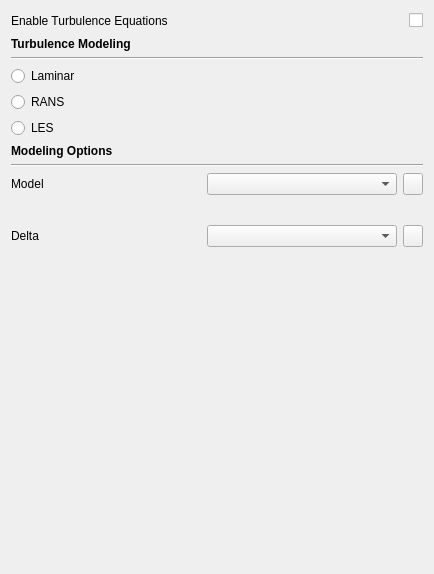
Above: GUIDialog/GUICalculateDialog/TurbulenceWidget.ui from eeaapp6/AppFlow-Agent before the change. Below: the same form after it.
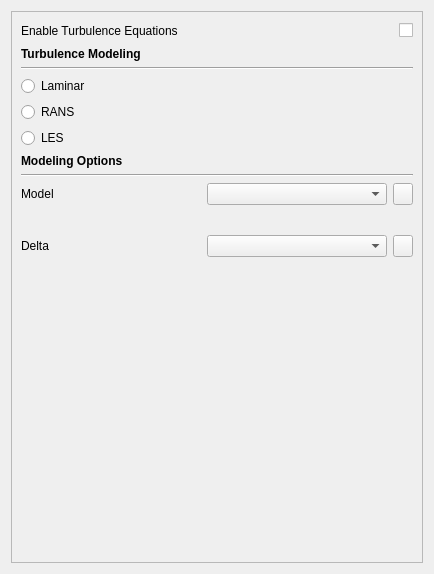
That is the form after the change.

Commit message: 湍流界面修改

```diff
--- a/GUIDialog/GUICalculateDialog/TurbulenceWidget.ui
+++ b/GUIDialog/GUICalculateDialog/TurbulenceWidget.ui
@@ -14,6 +14,21 @@
    <string>Form</string>
   </property>
   <layout class="QGridLayout" name="gridLayout_6">
+   <item row="0" column="0">
+    <widget class="QScrollArea" name="scrollArea">
+     <property name="widgetResizable">
+      <bool>true</bool>
+     </property>
+     <widget class="QWidget" name="scrollAreaWidgetContents">
+      <property name="geometry">
+       <rect>
+        <x>0</x>
+        <y>0</y>
+        <width>414</width>
+        <height>554</height>
+       </rect>
+      </property>
+      <layout class="QGridLayout" name="gridLayout_7">
    <item row="0" column="0" colspan="2">
     <layout class="QHBoxLayout" name="horizontalLayout">
      <item>
@@ -65,74 +80,74 @@
      </property>
     </widget>
    </item>
-   <item row="2" column="0" rowspan="2" colspan="2">
+       <item row="2" column="0" colspan="2">
     <widget class="Line" name="line">
      <property name="orientation">
       <enum>Qt::Horizontal</enum>
      </property>
     </widget>
    </item>
-   <item row="3" column="1" rowspan="2">
-    <spacer name="horizontalSpacer_2">
-     <property name="orientation">
-      <enum>Qt::Horizontal</enum>
-     </property>
-     <property name="sizeHint" stdset="0">
-      <size>
-       <width>238</width>
-       <height>20</height>
-      </size>
-     </property>
-    </spacer>
-   </item>
-   <item row="4" column="0">
+       <item row="3" column="0">
     <widget class="QRadioButton" name="radioButton_Laminar">
      <property name="text">
       <string>Laminar</string>
      </property>
     </widget>
    </item>
-   <item row="5" column="0">
+       <item row="3" column="1">
+        <spacer name="horizontalSpacer_2">
+         <property name="orientation">
+          <enum>Qt::Horizontal</enum>
+         </property>
+         <property name="sizeHint" stdset="0">
+          <size>
+           <width>270</width>
+           <height>20</height>
+          </size>
+         </property>
+        </spacer>
+       </item>
+       <item row="4" column="0">
     <widget class="QRadioButton" name="radioButton_RANS">
      <property name="text">
       <string>RANS</string>
      </property>
     </widget>
    </item>
-   <item row="5" column="1">
+       <item row="4" column="1">
     <spacer name="horizontalSpacer_3">
      <property name="orientation">
       <enum>Qt::Horizontal</enum>
      </property>
      <property name="sizeHint" stdset="0">
       <size>
-       <width>238</width>
+           <width>270</width>
        <height>20</height>
       </size>
      </property>
     </spacer>
    </item>
-   <item row="6" column="0">
+       <item row="5" column="0">
     <widget class="QRadioButton" name="radioButton_LES">
      <property name="text">
       <string>LES</string>
      </property>
     </widget>
    </item>
-   <item row="6" column="1">
+       <item row="5" column="1">
     <spacer name="horizontalSpacer_4">
      <property name="orientation">
       <enum>Qt::Horizontal</enum>
      </property>
      <property name="sizeHint" stdset="0">
       <size>
-       <width>238</width>
+           <width>270</width>
        <height>20</height>
       </size>
      </property>
     </spacer>
    </item>
-   <item row="7" column="0" colspan="2">
+       <item row="6" column="0" colspan="2">
     <widget class="QWidget" name="widget_sub" native="true">
      <layout class="QGridLayout" name="gridLayout_5">
       <property name="leftMargin">
@@ -285,7 +300,7 @@
      </layout>
     </widget>
    </item>
-   <item row="8" column="0" colspan="2">
+       <item row="7" column="0">
     <spacer name="verticalSpacer">
      <property name="orientation">
       <enum>Qt::Vertical</enum>
@@ -293,10 +308,14 @@
      <property name="sizeHint" stdset="0">
       <size>
        <width>20</width>
-       <height>347</height>
+           <height>248</height>
       </size>
      </property>
     </spacer>
+       </item>
+      </layout>
+     </widget>
+    </widget>
    </item>
   </layout>
  </widget>
```
Lines whose indentation alone changed are shown as unchanged. The commit also changes 7 other files.
